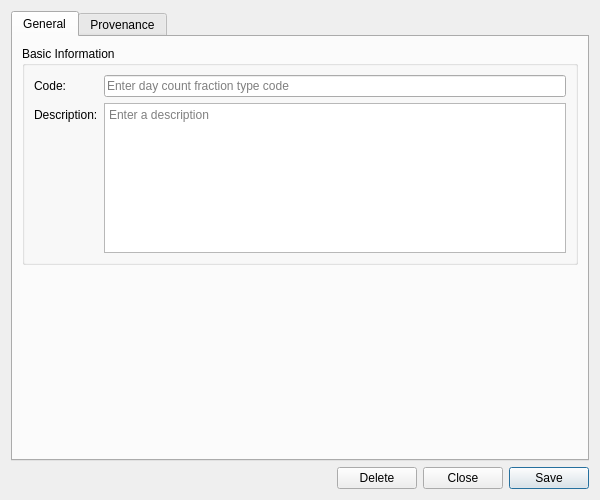
This is projects/ores.qt/refdata/ui/DayCountFractionTypeDetailDialog.ui in OreStudio/OreStudio as Qt 5 draws it before an edit. The edited form follows.
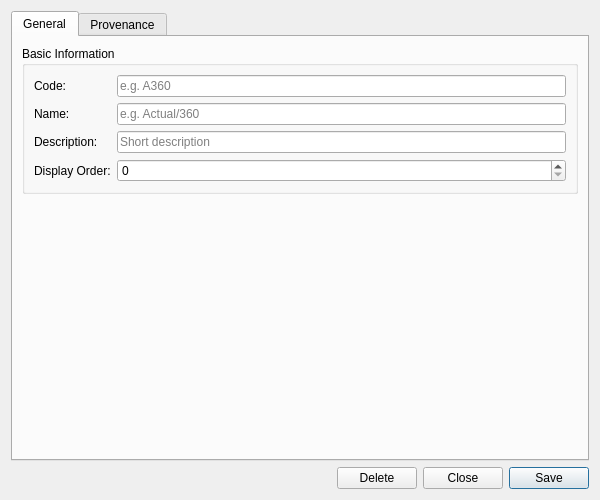
This is the edited form. Custom widgets are drawn as their Qt base class.

Commit message: [refdata] Move day_count_fraction_type from ores.trading to ores.refdata

Patch:
```diff
--- a/projects/ores.qt/refdata/ui/DayCountFractionTypeDetailDialog.ui
+++ b/projects/ores.qt/refdata/ui/DayCountFractionTypeDetailDialog.ui
@@ -48,33 +48,55 @@
           <item row="0" column="1">
            <widget class="QLineEdit" name="codeEdit">
             <property name="placeholderText">
-             <string>Enter day count fraction type code</string>
+             <string>e.g. A360</string>
+            </property>
+            <property name="readOnly">
+             <bool>true</bool>
             </property>
            </widget>
           </item>
           <item row="1" column="0">
+           <widget class="QLabel" name="labelName">
+            <property name="text">
+             <string>Name:</string>
+            </property>
+           </widget>
+          </item>
+          <item row="1" column="1">
+           <widget class="QLineEdit" name="nameEdit">
+            <property name="placeholderText">
+             <string>e.g. Actual/360</string>
+            </property>
+           </widget>
+          </item>
+          <item row="2" column="0">
            <widget class="QLabel" name="labelDescription">
             <property name="text">
              <string>Description:</string>
             </property>
            </widget>
           </item>
-          <item row="1" column="1">
-           <widget class="QPlainTextEdit" name="descriptionEdit">
-            <property name="minimumSize">
-             <size>
-              <width>0</width>
-              <height>80</height>
-             </size>
-            </property>
-            <property name="maximumSize">
-             <size>
-              <width>16777215</width>
-              <height>150</height>
-             </size>
-            </property>
+          <item row="2" column="1">
+           <widget class="QLineEdit" name="descriptionEdit">
             <property name="placeholderText">
-             <string>Enter a description</string>
+             <string>Short description</string>
+            </property>
+           </widget>
+          </item>
+          <item row="3" column="0">
+           <widget class="QLabel" name="labelDisplayOrder">
+            <property name="text">
+             <string>Display Order:</string>
+            </property>
+           </widget>
+          </item>
+          <item row="3" column="1">
+           <widget class="QSpinBox" name="displayOrderEdit">
+            <property name="minimum">
+             <number>0</number>
+            </property>
+            <property name="maximum">
+             <number>9999</number>
             </property>
            </widget>
           </item>
```
The commit also changes 65 other files.
